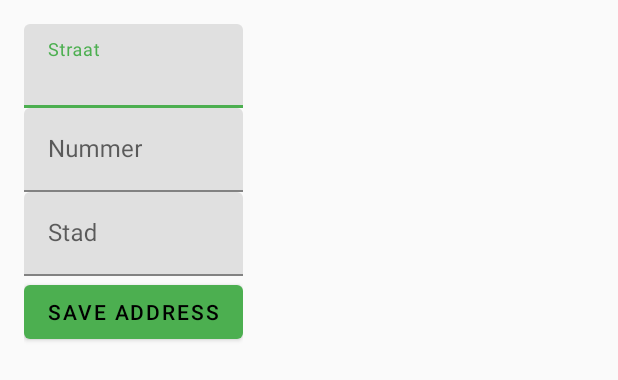
After one commit to marouane013/MobileDevelopment, an Android app built with Jetpack Compose: the layout dialog_add_address.xml on its own in the app's theme, with its tools: preview values and no code run, on a phone screen of 412 x 824 dp. The commit adds this screen. Shown: the top 380 px of the screen. Run offline under Robolectric (Android 15) with nearby library versions, the phone set to English and light mode, and no system bars.

Commit message:
Add address

```diff
--- /dev/null
+++ b/app/src/main/res/layout/dialog_add_address.xml
@@ -0,0 +1,49 @@
+<?xml version="1.0" encoding="utf-8"?>
+<LinearLayout xmlns:android="http://schemas.android.com/apk/res/android"
+    android:layout_width="wrap_content"
+    android:layout_height="wrap_content"
+    android:orientation="vertical"
+    android:padding="16dp">
+
+    <com.google.android.material.textfield.TextInputLayout
+        android:layout_width="match_parent"
+        android:layout_height="wrap_content"
+        android:hint="Straat">
+
+        <com.google.android.material.textfield.TextInputEditText
+            android:id="@+id/addressInput"
+            android:layout_width="match_parent"
+            android:layout_height="wrap_content"
+            android:inputType="textPostalAddress" />
+    </com.google.android.material.textfield.TextInputLayout>
+
+    <com.google.android.material.textfield.TextInputLayout
+        android:layout_width="match_parent"
+        android:layout_height="wrap_content"
+        android:hint="Nummer">
+
+        <com.google.android.material.textfield.TextInputEditText
+            android:id="@+id/numberInput"
+            android:layout_width="match_parent"
+            android:layout_height="wrap_content"
+            android:inputType="text" />
+    </com.google.android.material.textfield.TextInputLayout>
+
+    <com.google.android.material.textfield.TextInputLayout
+        android:layout_width="match_parent"
+        android:layout_height="wrap_content"
+        android:hint="Stad">
+
+        <com.google.android.material.textfield.TextInputEditText
+            android:id="@+id/cityInput"
+            android:layout_width="match_parent"
+            android:layout_height="wrap_content"
+            android:inputType="text" />
+    </com.google.android.material.textfield.TextInputLayout>
+
+    <com.google.android.material.button.MaterialButton
+        android:id="@+id/saveAddressButton"
+        android:layout_width="match_parent"
+        android:layout_height="wrap_content"
+        android:text="Save Address" />
+</LinearLayout>
--- a/app/src/main/res/layout/fragment_profile.xml
+++ b/app/src/main/res/layout/fragment_profile.xml
@@ -56,7 +56,6 @@
             android:id="@+id/editProfileButton"
             android:layout_width="match_parent"
             android:layout_height="wrap_content"
-            android:layout_marginBottom="8dp"
             android:text="Edit Profile"
             style="@style/Widget.MaterialComponents.Button.OutlinedButton"/>
 
```
Also changed, not shown: app/src/main/java/com/example/verhuur_app/ui/profile/ProfileFragment.kt (+96 -0 lines), app/src/main/res/layout/dialog_edit_profile_options.xml (added, +19 -0 lines).
